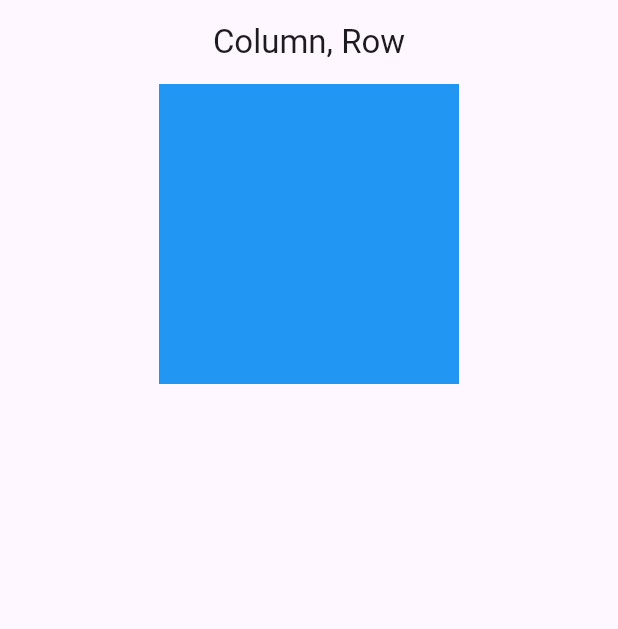
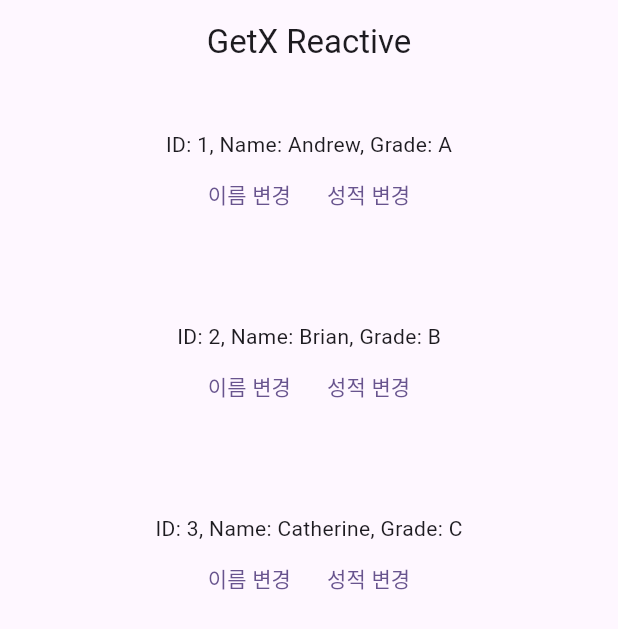
Before and after one commit to Lodny/core_courses, a Flutter app: the screen it shows after launch, on a phone screen of 412 x 824 dp. Shown: the top 629 px of the screen. Run offline on Flutter 3.47's test engine with Material 3 defaults, Android fonts, the phone set to English and light mode, and no system bars; our stand-ins replace get.

Commit message:
use controller

```diff
--- a/lib/controller/student_controller.dart
+++ b/lib/controller/student_controller.dart
@@ -9,7 +9,7 @@ class StudentController extends GetxController {
   ].obs;
   // RxList<Rx<Student>> studentList = RxList.empty();
 
-  List<String> newStudentNameList = ['Andrew', 'Brian', 'Catherine'];
+  List<String> newStudentNameList = ['Andrew2', 'Brian2', 'Catherine2'];
   List<String> newStudentGradeList = ['A+', 'B+', 'C+'];
 
   void updateName(int index, String name) {
--- a/lib/main.dart
+++ b/lib/main.dart
@@ -1,5 +1,6 @@
 import 'package:core_courses/page/scaffold_page.dart';
 import 'package:flutter/material.dart';
+import 'package:get/get.dart';
 
 void main() {
   runApp(const MyApp());
@@ -10,7 +11,7 @@ class MyApp extends StatelessWidget {
 
   @override
   Widget build(BuildContext context) {
-    return MaterialApp(
+    return GetMaterialApp(
       title: 'Flutter Demo',
       theme: ThemeData(
         colorScheme: ColorScheme.fromSeed(seedColor: Colors.deepPurple),
--- a/lib/page/scaffold_page.dart
+++ b/lib/page/scaffold_page.dart
@@ -1,26 +1,58 @@
 import 'package:flutter/material.dart';
+import 'package:get/get.dart';
+import '../controller/student_controller.dart';
 
-class ScaffoldPage extends StatelessWidget {
+class ScaffoldPage extends StatefulWidget {
   const ScaffoldPage({super.key});
+
+  @override
+  State<ScaffoldPage> createState() => _ScaffoldPageState();
+}
+
+class _ScaffoldPageState extends State<ScaffoldPage> {
+  final StudentController _con = Get.put(StudentController());
 
   @override
   Widget build(BuildContext context) {
     return Scaffold(
       appBar: AppBar(
-        title: const Text('Column, Row'),
+        title: const Text('GetX Reactive'),
         centerTitle: true,
       ),
-      body: Container(
-        alignment: Alignment.center,
-        child: Column(
-          children: [
-            Container(
-              width: 200,
-              height: 200,
-              color: Colors.blue,
-            )
-          ],
-        ),
+      body: ListView.builder(
+        itemCount: _con.studentList.length,
+        itemBuilder: (context, index) =>
+          Container(
+            margin: const EdgeInsets.all(15),
+            padding: const EdgeInsets.all(15),
+            child: Column(
+              children: [
+                GetX<StudentController>(
+                  builder: (_) {
+                    var con = _con.studentList[index]();
+                    return Text('ID: ${con.id}, Name: ${con.name}, Grade: ${con.grade}');
+                  }
+                ),
+                Row(
+                  mainAxisAlignment: MainAxisAlignment.center,
+                  children: [
+                    TextButton(
+                      onPressed: () {
+                        _con.updateName(index, _con.newStudentNameList[index]);
+                      },
+                      child: const Text('이름 변경'),
+                    ),
+                    TextButton(
+                      onPressed: () {
+                        _con.updateGrade(index, _con.newStudentGradeList[index]);
+                      },
+                      child: const Text('성적 변경'),
+                    ),
+                  ],
+                )
+              ],
+            ),
+          )
       ),
     );
   }
```
